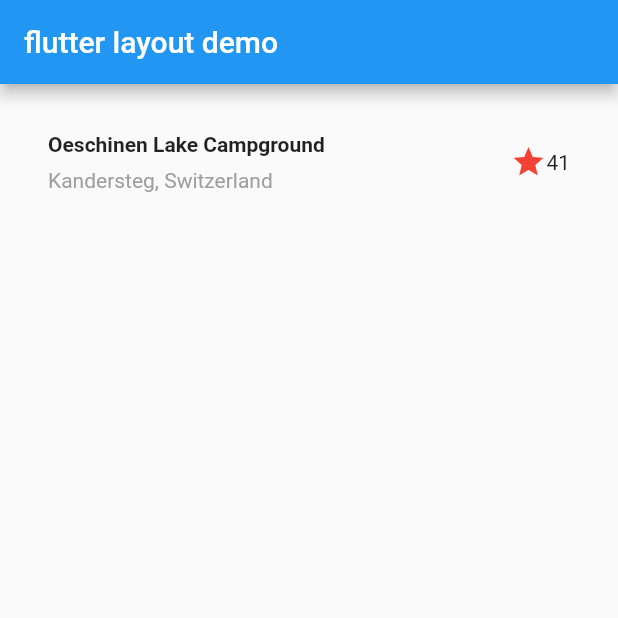
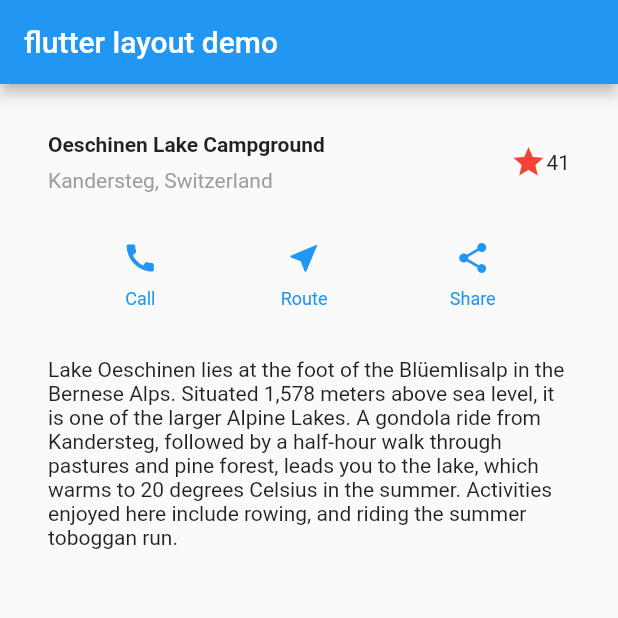
Before and after one commit to murillo0824/Flutter-tutorial, a Flutter app: the screen it shows after launch, on a phone screen of 412 x 824 dp, the top half of it. Run offline on Flutter 3.47's test engine with Material 2 defaults, Android fonts, the light colour scheme and no system bars.

Commit message:
make button section and text section

```diff
--- a/lib/main.dart
+++ b/lib/main.dart
@@ -7,14 +7,44 @@
 
   @override
   Widget build(BuildContext context) {
+    // put the theme primary color to the "color"
+    Color color = Theme.of(context).primaryColor;
+    // make the buttonSection
+    Widget buttonSection = Row(
+      mainAxisAlignment: MainAxisAlignment.spaceEvenly,
+      children: [
+        _buildButtonColumn(color, Icons.call, 'Call'),
+        _buildButtonColumn(color, Icons.near_me, 'Route'),
+        _buildButtonColumn(color, Icons.share, 'Share'),
+      ],
+    );
+
+    Widget textSection = const Padding(
+      padding: EdgeInsets.all(32),
+      child: Text(
+        'Lake Oeschinen lies at the foot of the Blüemlisalp in the Bernese '
+        'Alps. Situated 1,578 meters above sea level, it is one of the '
+        'larger Alpine Lakes. A gondola ride from Kandersteg, followed by a '
+        'half-hour walk through pastures and pine forest, leads you to the '
+        'lake, which warms to 20 degrees Celsius in the summer. Activities '
+        'enjoyed here include rowing, and riding the summer toboggan run.',
+        softWrap: true,
+      ),
+    );
+
+    // Widget for title section
     Widget titleSection = Container(
         padding: const EdgeInsets.all(32),
         child: Row(
           children: [
             Expanded(
+              /*
+              Putting a Column inside an Expanded widget stretches the column to use all remaining free space in the row. Setting the crossAxisAlignment property to CrossAxisAlignment.start positions the column at the start of the row.
+               */
               child: Column(
                 crossAxisAlignment: CrossAxisAlignment.start,
                 children: [
+                  // padding を使用するために最初のカラムをcontainer に格納している
                   Container(
                     padding: const EdgeInsets.only(bottom: 8),
                     child: const Text(
@@ -48,10 +78,33 @@
           title: const Text('flutter layout demo'),
         ),
         body: Column(
+          children: [titleSection, buttonSection, textSection],
+        ),
+      ),
+    );
+  }
+
+  /*
+  button row のパーツは　プライマリーカラーの”アイコン”と”ラベル”で３つとも共通であるので、
+  ヘルパーメソッドを作成して、共通部品を生成しやすくする。
+  いろやサイズの共通部をあらかじめ設定して、変更部分を引数で入れるSCSSのmixinのような感じ
+   */
+  Column _buildButtonColumn(Color color, IconData icon, String label) {
+    return Column(
+      mainAxisSize: MainAxisSize.min,
+      mainAxisAlignment: MainAxisAlignment.center,
       children: [
-              titleSection,
+        Icon(icon, color: color),
+        Container(
+          margin: const EdgeInsets.only(top: 8),
+          child: Text(label,
+              style: TextStyle(
+                fontSize: 12,
+                fontWeight: FontWeight.w400,
+                color: color,
+              )),
+        ),
       ],
-          )),
     );
   }
 }
```
Lines whose indentation alone changed are shown as unchanged.
